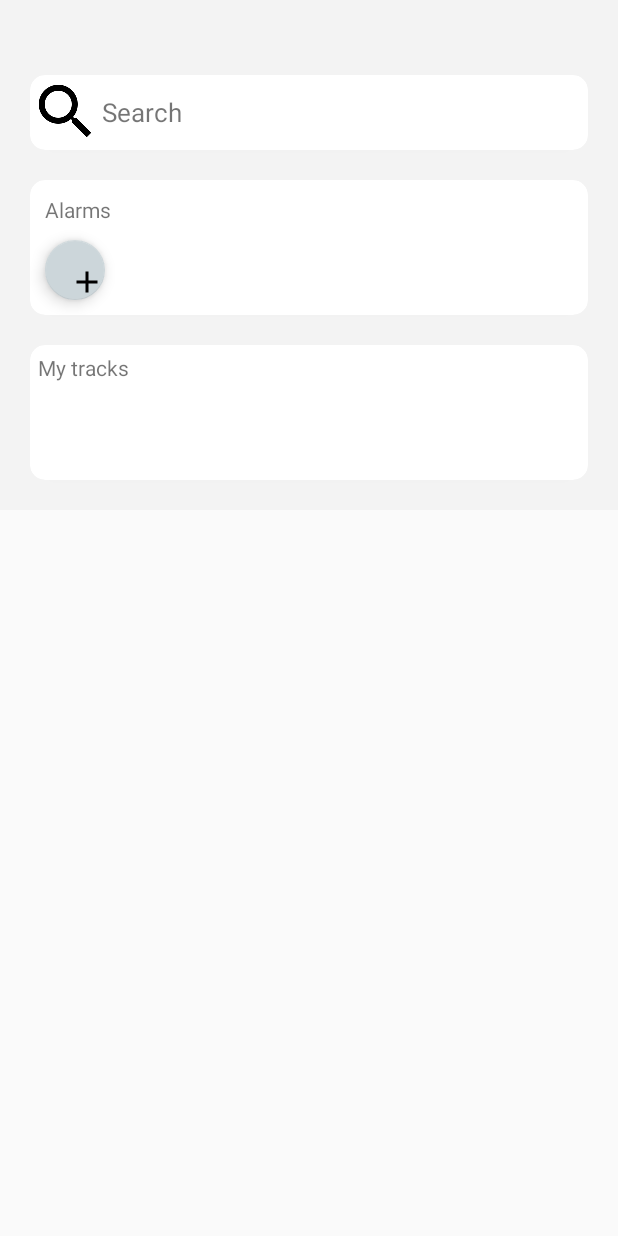
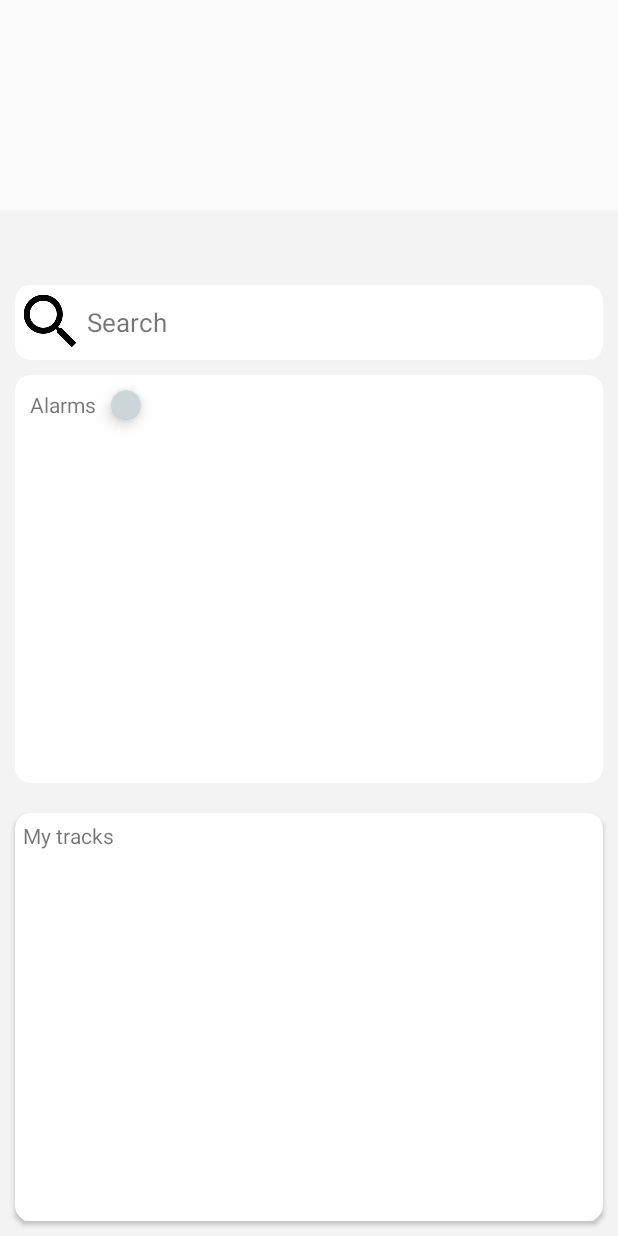
Before and after one commit to AlekseyNesmelov/GPSTracker, an Android app: the layout bottom_sheet.xml on its own in the app's theme, with its tools: preview values and no code run, on a phone screen of 412 x 824 dp. Run offline under Robolectric (Android 15) with nearby library versions, the phone set to English and light mode, and no system bars.

```diff
--- a/app/build.gradle
+++ b/app/build.gradle
@@ -46,6 +46,7 @@ dependencies {
     implementation 'com.jakewharton:butterknife:8.8.1'
     implementation 'com.google.dagger:dagger-android:2.11'
     implementation 'com.google.dagger:dagger-android-support:2.11'
+    implementation 'com.google.maps.android:android-maps-utils:0.4.1'
     implementation 'com.google.android.gms:play-services-maps:12.0.1'
     implementation 'com.google.android.gms:play-services-places:12.0.1'
     implementation 'com.android.support:design:27.1.0'
--- a/app/src/main/java/com/nesmelov/alexey/gpstracker/ui/behavior/MapControlBehavior.java
+++ b/app/src/main/java/com/nesmelov/alexey/gpstracker/ui/behavior/MapControlBehavior.java
@@ -35,7 +35,7 @@ public class MapControlBehavior extends FloatingActionButton.Behavior {
         final float ratio = (float)(parent.getHeight() - dependency.getTop()) / dependency.getHeight();
         final CoordinatorLayout.LayoutParams lp = (CoordinatorLayout.LayoutParams) child.getLayoutParams();
         final int width = child.getWidth() + lp.getMarginEnd();
-        child.setTranslationX(SPEED * ratio * width);
+        child.setTranslationX(Math.max(0, SPEED * ratio * width));
         return true;
     }
 }
--- a/app/src/main/res/layout/bottom_sheet.xml
+++ b/app/src/main/res/layout/bottom_sheet.xml
@@ -4,7 +4,8 @@
     xmlns:app="http://schemas.android.com/apk/res-auto"
     android:id="@+id/bottom_sheet"
     android:layout_width="match_parent"
-    android:layout_height="340dp"
+    android:layout_height="match_parent"
+    android:layout_marginTop="140dp"
     android:orientation="vertical"
     app:behavior_hideable="false"
     app:behavior_peekHeight="0dp"
@@ -20,8 +21,7 @@
         android:layout_height="50dp"
         app:cardBackgroundColor="#fff"
         app:cardCornerRadius="10dp"
-        android:layout_marginStart="20dp"
-        android:layout_marginEnd="20dp"
+        android:layout_margin="10dp"
         android:clickable="true"
         android:focusable="true"
         android:foreground="?android:attr/selectableItemBackground"
@@ -40,12 +40,11 @@
 
     <android.support.v7.widget.CardView
         android:id="@+id/alarmCard"
-        android:layout_width="match_parent"
-        android:layout_height="90dp"
+        android:layout_width="0dp"
+        android:layout_height="0dp"
         app:cardBackgroundColor="#fff"
         app:cardCornerRadius="10dp"
-        android:layout_marginStart="20dp"
-        android:layout_marginEnd="20dp"
+        android:layout_margin="10dp"
         android:padding="30dp"
         app:layout_constraintTop_toBottomOf="@id/searchCard"
         app:layout_constraintStart_toStartOf="parent"
@@ -67,20 +66,19 @@
 
             <android.support.design.widget.FloatingActionButton
                 android:id="@+id/add_alarm_btn"
-                android:layout_width="40dp"
-                android:layout_height="40dp"
-                app:layout_constraintStart_toStartOf="parent"
-                app:layout_constraintTop_toBottomOf="@id/alarm_label"
-                app:layout_constraintBottom_toBottomOf="parent"
-                android:src="@drawable/ic_add_black_24dp"
-                android:layout_marginStart="10dp"/>
+                android:layout_width="20dp"
+                android:layout_height="20dp"
+                android:layout_margin="10dp"
+                app:layout_constraintStart_toEndOf="@id/alarm_label"
+                app:layout_constraintTop_toTopOf="parent"
+                android:src="@drawable/ic_add_black_24dp" />
 
             <android.support.v7.widget.RecyclerView
                 android:layout_gravity="bottom"
                 android:id="@+id/alarmsHorizontalView"
                 android:layout_width="0dp"
                 android:layout_height="50dp"
-                app:layout_constraintStart_toEndOf="@id/add_alarm_btn"
+                app:layout_constraintStart_toStartOf="parent"
                 app:layout_constraintTop_toBottomOf="@id/alarm_label"
                 app:layout_constraintBottom_toBottomOf="parent"
                 app:layout_constraintEnd_toEndOf="parent"
@@ -93,12 +91,11 @@
 
     <android.support.v7.widget.CardView
         android:id="@+id/trackCard"
-        android:layout_width="match_parent"
-        android:layout_height="90dp"
+        android:layout_width="0dp"
+        android:layout_height="0dp"
         app:cardBackgroundColor="#fff"
         app:cardCornerRadius="10dp"
-        android:layout_marginStart="20dp"
-        android:layout_marginEnd="20dp"
+        android:layout_margin="10dp"
         android:padding="30dp"
         app:layout_constraintTop_toBottomOf="@id/alarmCard"
         app:layout_constraintStart_toStartOf="parent"
```
Also changed, not shown: app/src/main/java/com/nesmelov/alexey/gpstracker/ui/fragments/MapFragment.java (+30 -16 lines), app/src/main/java/com/nesmelov/alexey/gpstracker/viewmodels/MapFragmentViewModel.java (+7 -3 lines).
